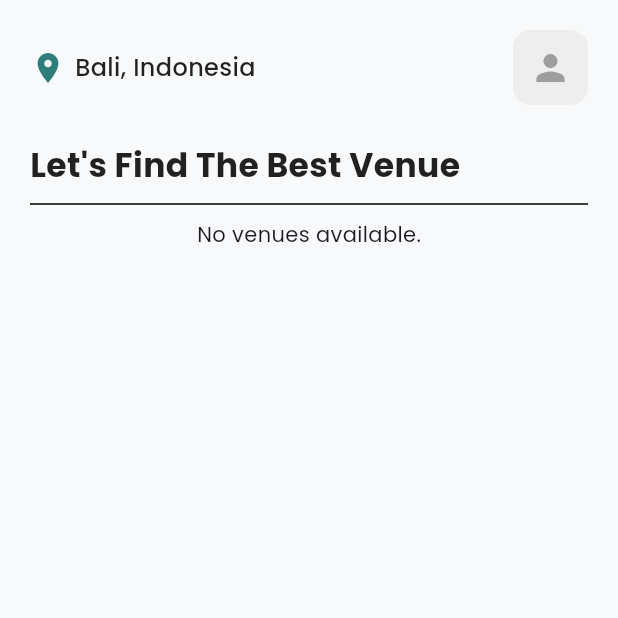
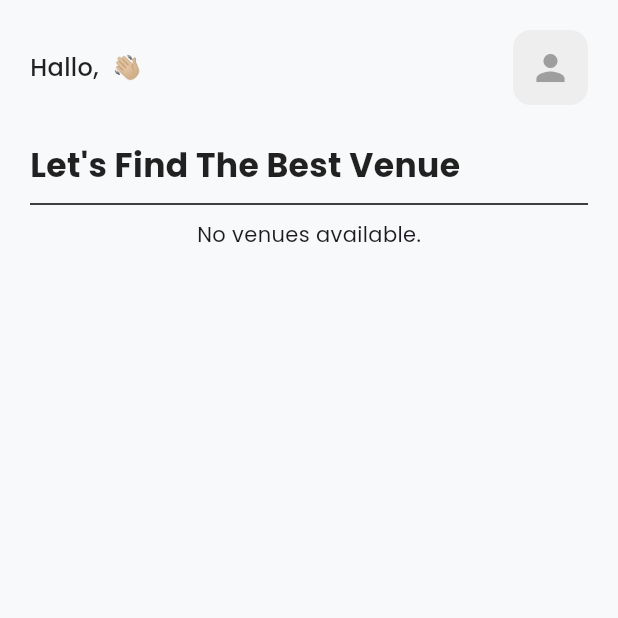
Before and after one commit to halolutfii/football-venue-booking-app, a Flutter app: the HomeScreen screen opened directly, on a phone screen of 412 x 824 dp, the top half of it. Run offline on Flutter 3.47's test engine with Material 3 defaults, Android fonts, the phone set to English and light mode, and no system bars; our stand-ins replace cloud_firestore, firebase_auth, firebase_core, flutter_dotenv, flutter_map, geolocator and 7 more; missing offline and left inert: flutter_osm_plugin; accounts and stored records are empty.

Commit message:
[update]: home user & owner + button color register

```diff
--- a/lib/screen/auth/login_screen.dart
+++ b/lib/screen/auth/login_screen.dart
@@ -146,7 +146,7 @@ class _LoginScreenState extends State<LoginScreen> {
                           backgroundColor: Colors.green,
                           padding: const EdgeInsets.symmetric(vertical: 14),
                           shape: RoundedRectangleBorder(
-                            borderRadius: BorderRadius.circular(12),
+                            borderRadius: BorderRadius.circular(8),
                           ),
                         ),
                         child: loading
--- a/lib/screen/auth/register_screen.dart
+++ b/lib/screen/auth/register_screen.dart
@@ -150,7 +150,7 @@ class _RegisterScreenState extends State<RegisterScreen> {
                                   }
                                 },
                           style: ElevatedButton.styleFrom(
-                            backgroundColor: const Color(0xFF2E3A59),
+                            backgroundColor: Colors.green,
                             padding: const EdgeInsets.symmetric(vertical: 14),
                             shape: RoundedRectangleBorder(
                               borderRadius: BorderRadius.circular(8),
--- a/lib/screen/pages/user/home_screen.dart
+++ b/lib/screen/pages/user/home_screen.dart
@@ -13,7 +13,6 @@ class HomeScreen extends StatelessWidget {
   @override
   Widget build(BuildContext context) {
     return Scaffold(
-      // backgroundColor: const Color(0xFFF8F9FA),
       body: Consumer<UserProvider>(
         builder: (context, profileProvider, child) {
           if (profileProvider.isLoading) {
@@ -36,10 +35,8 @@ class HomeScreen extends StatelessWidget {
                   children: [
                     Row(
                       children: [
-                        const Icon(Icons.location_on, color: Color(0xFF2E7D7B)),
-                        const SizedBox(width: 6),
                         Text(
-                          'Bali, Indonesia',
+                          'Hallo, ${profile.name} 👋🏼',
                           style: GoogleFonts.poppins(
                             fontSize: 16,
                             color: Colors.black87,
```
Also changed, not shown: lib/screen/pages/owner/home_screen.dart (+24 -7 lines).
